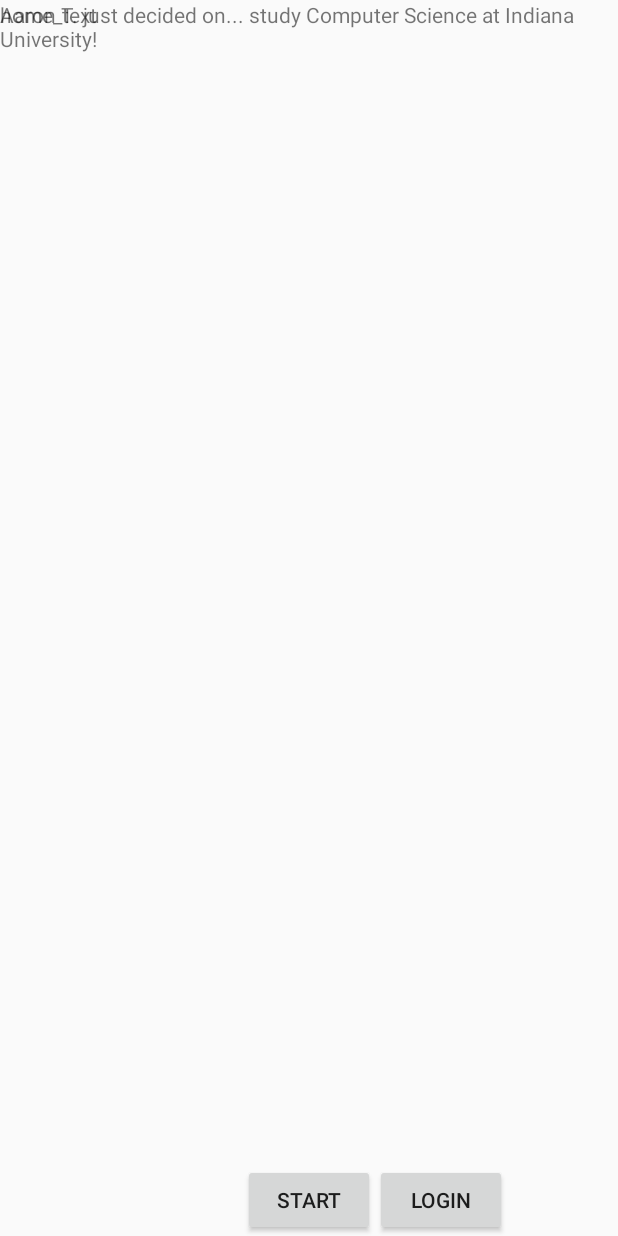
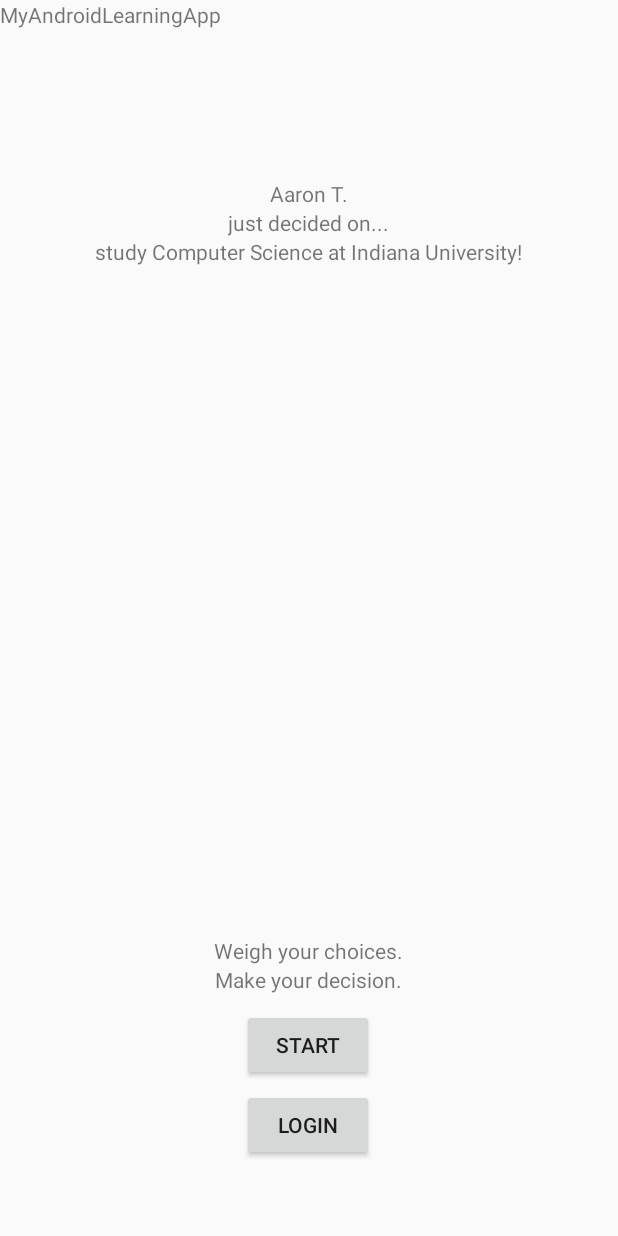
Before and after one commit to aarontsay/bignerdranch-android, an Android app: the screen it shows after launch (Home), on a phone screen of 412 x 824 dp. Run offline under Robolectric (Android 15) with nearby library versions, the phone set to English and light mode, and no system bars; 3 statements that could not run were skipped.

Commit message:
finish bare layout

```diff
--- a/MyAndroidLearningApp/app/src/main/res/layout/activity_home.xml
+++ b/MyAndroidLearningApp/app/src/main/res/layout/activity_home.xml
@@ -2,36 +2,98 @@
 <RelativeLayout
     xmlns:android="http://schemas.android.com/apk/res/android"
     android:layout_width="match_parent"
-    android:layout_height="match_parent">
+    android:layout_height="match_parent"
+    android:layout_gravity="center">
 
     <TextView
-        android:id="@+id/TODO_recent_decisions"
+        android:id="@+id/app_name"
+
         android:layout_width="wrap_content"
         android:layout_height="wrap_content"
-        android:text="@string/TODO_recent_decisions"/>
+        android:layout_alignParentStart="true"
+        android:layout_alignParentLeft="true"
+        android:layout_alignParentTop="true"
+
+        android:text="@string/app_name" />
+
+
+
+    <TextView
+        android:id="@+id/recent_decisions_name"
+        android:layout_width="wrap_content"
+        android:layout_height="wrap_content"
+        android:layout_below="@id/app_name"
+        android:layout_centerHorizontal="true"
+        android:layout_marginTop="100dp"
+
+        android:text="@string/recent_decisions_name" />
+
+    <TextView
+        android:id="@+id/recent_decisions_default"
+        android:layout_width="wrap_content"
+        android:layout_height="wrap_content"
+        android:layout_below="@id/recent_decisions_name"
+        android:layout_centerHorizontal="true"
+
+        android:text="@string/recent_decisions_default"
+        />
+
+    <TextView
+        android:layout_width="wrap_content"
+        android:layout_height="wrap_content"
+        android:layout_below="@id/recent_decisions_default"
+        android:layout_centerHorizontal="true"
+
+        android:text="@string/recent_decisions_choice"/>
+
+    <TextView
+        android:layout_width="wrap_content"
+        android:layout_height="wrap_content"
+
+        android:layout_below="@id/recent_decisions_name"/>
+
+
+    <LinearLayout
+        android:layout_width="wrap_content"
+        android:layout_height="wrap_content"
+        android:orientation="vertical"
+        android:gravity="center"
+        android:layout_alignParentBottom="true"
+        android:layout_centerHorizontal="true"
+        android:layout_marginBottom="50dp">
 
         <TextView
             android:id="@+id/home_text"
             android:layout_width="wrap_content"
             android:layout_height="wrap_content"
-        android:text="home_text" />
+            android:text="@string/home_text_1" />
+
+
+
+        <TextView
+            android:id="@+id/home_text_2"
+            android:layout_width="wrap_content"
+            android:layout_height="wrap_content"
+            android:text="@string/home_text_2" />
 
         <Button
             android:id="@+id/start_text"
+
             android:layout_width="wrap_content"
             android:layout_height="wrap_content"
-        android:text="@string/start_text"
-        android:layout_alignParentBottom="true"
-        android:layout_centerInParent="true"
-        />
+            android:layout_marginTop="10dp"
+
+            android:text="@string/start_text"/>
 
         <Button
-        android:layout_toRightOf="@id/start_text"
+            android:id="@+id/login_to_account"
+
             android:layout_width="wrap_content"
             android:layout_height="wrap_content"
-        android:text="@string/login_to_account"
-        android:layout_alignParentBottom="true" />
+            android:layout_marginTop="5dp"
 
+            android:text="@string/login_to_account" />
 
+    </LinearLayout>
 
 </RelativeLayout>
--- a/MyAndroidLearningApp/app/src/main/res/values/strings.xml
+++ b/MyAndroidLearningApp/app/src/main/res/values/strings.xml
@@ -2,9 +2,14 @@
     <string name="app_name">MyAndroidLearningApp</string>
     <string name="action_settings">Settings</string>
 
-    <string name="TODO_recent_decisions">Aaron T. just decided on... study Computer Science at Indiana University!</string>
 
-    <string name="home_text">Weigh your choices. Make your decision.</string>
+    <string name="recent_decisions_name">Aaron T.</string>
+    <string name="recent_decisions_default"> just decided on...</string>
+    <string name="recent_decisions_choice"> study Computer Science at Indiana University!</string>
+
+
+    <string name="home_text_1">Weigh your choices.</string>
+    <string name="home_text_2">Make your decision.</string>
 
     <string name="start_text">Start</string>
 
```
Lines whose indentation alone changed are shown as unchanged.
